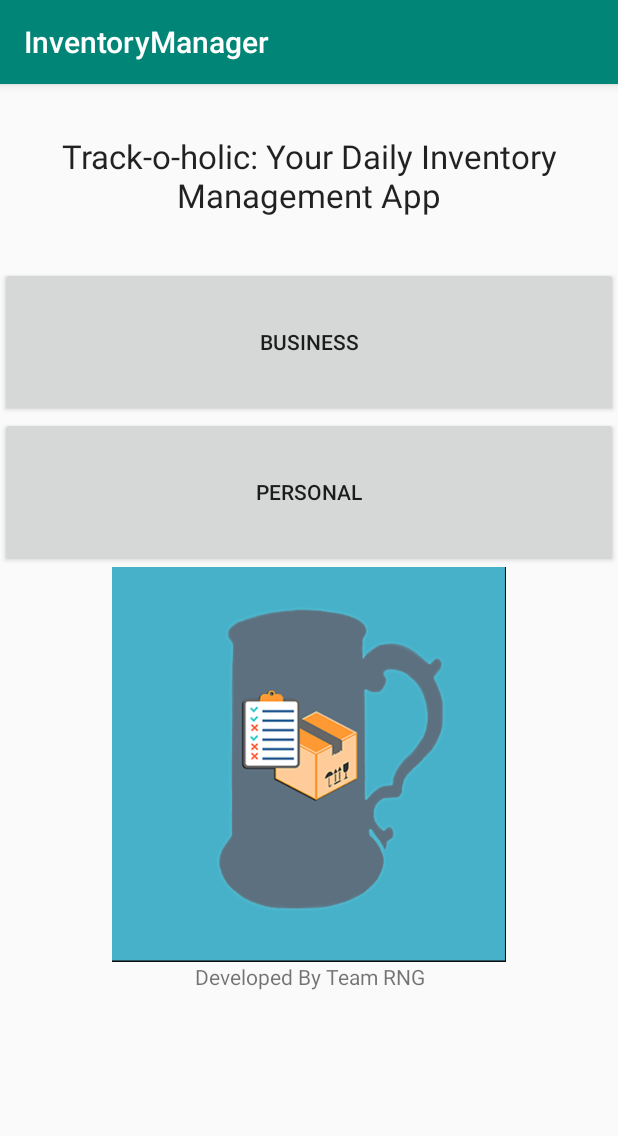
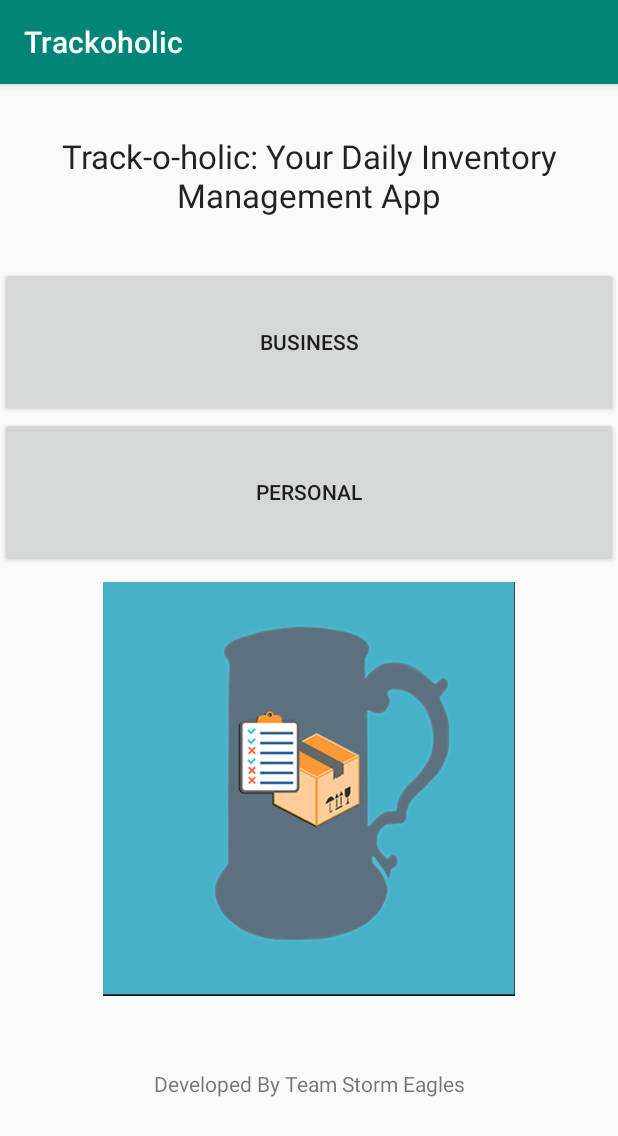
Before and after one commit to CynicalOne/380_app, an Android app: the screen it shows after launch (BusinessOrPersonalMainActivity), on a phone screen of 412 x 824 dp. Shown: the top 1136 px of the screen. Run offline under Robolectric (Android 15) with nearby library versions, the light colour scheme and no system bars.

Commit message:
Added some design stuff

```diff
--- a/app/src/main/res/layout/activity_business_or_personal_main.xml
+++ b/app/src/main/res/layout/activity_business_or_personal_main.xml
@@ -30,14 +30,15 @@
     <ImageView
         android:id="@+id/imageView2"
         android:layout_width="match_parent"
-        android:layout_height="263dp"
+        android:layout_height="296dp"
+        android:padding="10dp"
         app:srcCompat="@drawable/trackoholic" />
 
     <TextView
         android:id="@+id/textView4"
         android:layout_width="match_parent"
-        android:layout_height="wrap_content"
-        android:gravity="bottom|center"
-        android:text="Developed By Team RNG" />
+        android:layout_height="97dp"
+        android:gravity="center"
+        android:text="Developed By Team Storm Eagles" />
 
 </LinearLayout>
--- a/app/src/main/res/layout/activity_homeview_v2.xml
+++ b/app/src/main/res/layout/activity_homeview_v2.xml
@@ -16,7 +16,8 @@
             android:layout_width="match_parent"
             android:layout_height="?attr/actionBarSize"
             android:background="?attr/colorPrimary"
-            app:popupTheme="@style/AppTheme.PopupOverlay" />
+            app:popupTheme="@style/AppTheme.PopupOverlay"
+            android:backgroundTint="@color/DarkSlateGray"/>
 
     </com.google.android.material.appbar.AppBarLayout>
 
--- a/app/src/main/res/layout/content_homeview_v2.xml
+++ b/app/src/main/res/layout/content_homeview_v2.xml
@@ -7,7 +7,7 @@
     app:layout_behavior="@string/appbar_scrolling_view_behavior"
     tools:context=".HomeviewV2Activity"
     tools:showIn="@layout/activity_homeview_v2"
-    android:background="@color/colorPrimaryDark">
+    android:background="@color/DarkSlateGray">
 
     <androidx.recyclerview.widget.RecyclerView
         android:id="@+id/profilerecyclerview"
--- a/app/src/main/res/values/colors.xml
+++ b/app/src/main/res/values/colors.xml
@@ -3,4 +3,7 @@
     <color name="colorPrimary">#008577</color>
     <color name="colorPrimaryDark">#00574B</color>
     <color name="colorAccent">#D81B60</color>
+    <color name="red">#FF0000</color>
+    <color name="teal">#008080</color>
+    <color name="DarkSlateGray">#2F4F4F</color>
 </resources>
--- a/app/src/main/res/values/strings.xml
+++ b/app/src/main/res/values/strings.xml
@@ -1,5 +1,5 @@
 <resources>
-    <string name="app_name">InventoryManager</string>
+    <string name="app_name">Trackoholic</string>
     <string name="title_activity_homeview_v2">HomeviewV2Activity</string>
     <string name="create_new_profile">Create New Profile</string>
     <string name="hint_name">Enter Name</string>
```
